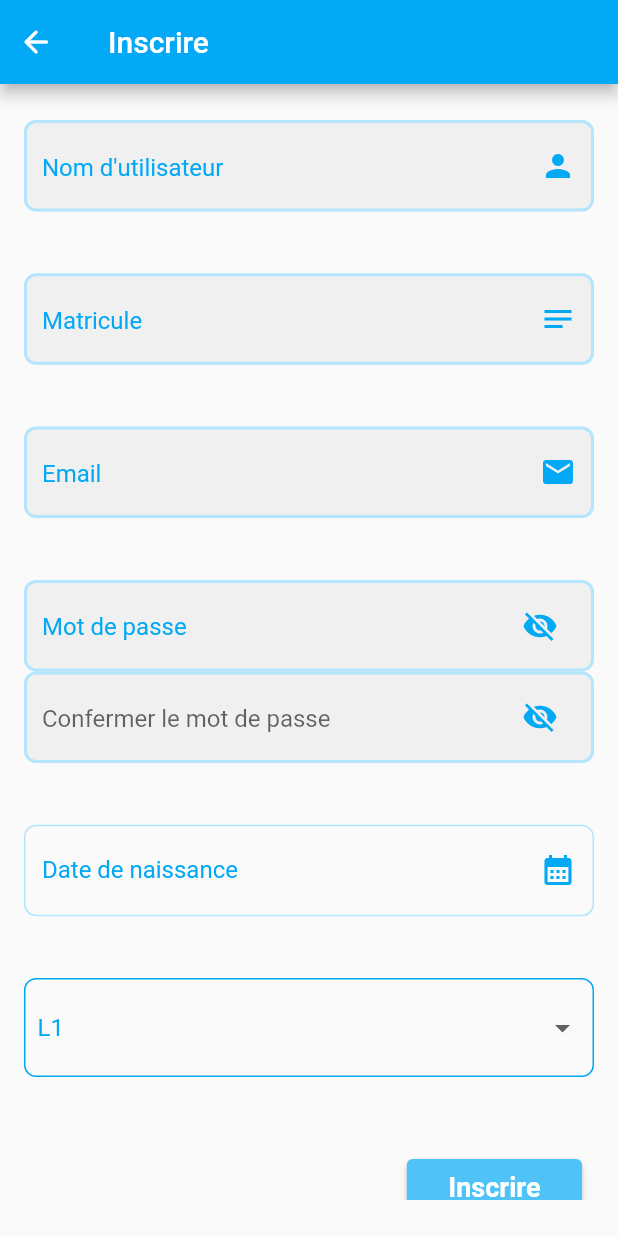
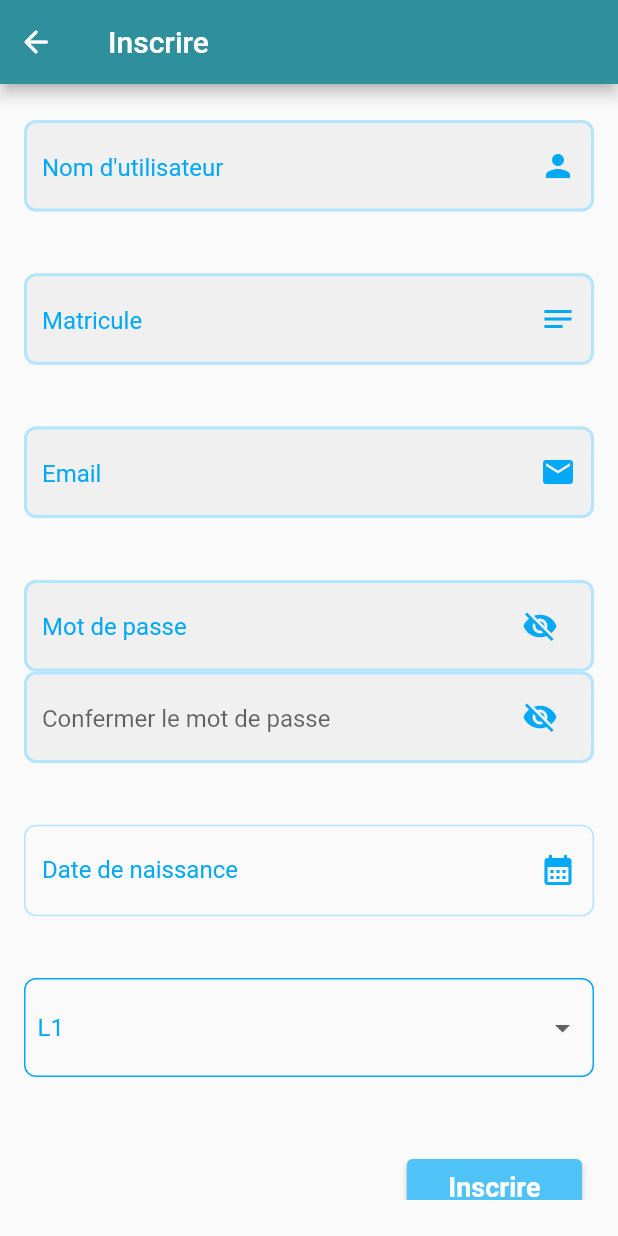
Before and after one commit to Ahmedfetni/ask_in_usthb, a Flutter app: the screen it shows after launch, in the side drawer, after a tap on "Inscrire", on a phone screen of 412 x 824 dp. Run offline on Flutter 3.47's test engine with Material 2 defaults, Android fonts, the phone set to English and light mode, and no system bars; drawn by our look-alikes of datetime_picker_formfield; our stand-ins replace cloud_firestore, curved_navigation_bar, email_validator, firebase_auth, firebase_core; missing offline and left inert: cool_dropdown; accounts and stored records are empty.

Commit message:
fixed : renderSliverList

```diff
--- a/lib/main.dart
+++ b/lib/main.dart
@@ -58,8 +58,10 @@ class _MyAppState extends State<MyApp> {
           debugShowCheckedModeBanner: false,
           title: 'Ask In USTHB',
           theme: ThemeData(
-            primarySwatch: Colors.lightBlue,
-          ),
+              primarySwatch: Colors.lightBlue,
+              appBarTheme: AppBarTheme(
+                backgroundColor: Color.fromARGB(255, 47, 143, 157),
+              )),
           home: Scaffold(
             body: listDesEcrant[
                 indexDesEcrant], //Center(child: CarteEspaceGenieMec()),
--- a/lib/pages/secondaires/navigation.dart
+++ b/lib/pages/secondaires/navigation.dart
@@ -89,7 +89,7 @@ class _NavigationState extends State<Navigation> {
                     Container(
                       width: MediaQuery.of(context).size.width * 0.5,
                       height: 3,
-                      color: const Color.fromARGB(255, 28, 67, 73),
+                      color: const Color.fromARGB(255, 67, 145, 155),
                       padding: EdgeInsets.symmetric(
                           horizontal: MediaQuery.of(context).size.width * 0.4),
                     ),
@@ -99,12 +99,12 @@ class _NavigationState extends State<Navigation> {
                     ListTile(
                       leading: const Icon(
                         Icons.info_rounded,
-                        color: Color.fromARGB(255, 28, 67, 73),
+                        color: Color.fromARGB(255, 67, 145, 155),
                       ),
                       title: const Text(
                         "À Props",
                         style: TextStyle(
-                            color: Color.fromARGB(255, 28, 67, 73),
+                            color: Color.fromARGB(255, 67, 145, 155),
                             fontSize: 20),
                       ),
                       onTap: () {},
@@ -115,12 +115,12 @@ class _NavigationState extends State<Navigation> {
                     ListTile(
                       leading: const Icon(
                         Icons.logout_rounded,
-                        color: Color.fromARGB(255, 28, 67, 73),
+                        color: Color.fromARGB(255, 67, 145, 155),
                       ),
                       title: const Text(
                         "Deconnexion",
                         style: TextStyle(
-                            color: Color.fromARGB(255, 28, 67, 73),
+                            color: Color.fromARGB(255, 67, 145, 155),
                             fontSize: 20),
                       ),
                       onTap: () {
@@ -133,12 +133,12 @@ class _NavigationState extends State<Navigation> {
                         onTap: () {},
                         leading: const Icon(
                           Icons.copyright_rounded,
-                          color: Color.fromARGB(255, 28, 67, 73),
+                          color: Color.fromARGB(255, 67, 145, 155),
                         ),
                         title: const Text(
                           "copyright",
                           style: TextStyle(
-                            color: Color.fromARGB(255, 28, 67, 73),
+                            color: Color.fromARGB(255, 67, 145, 155),
                             fontSize: 20,
                           ),
                         ),
--- a/lib/pages/secondaires/page_profil.dart
+++ b/lib/pages/secondaires/page_profil.dart
@@ -38,7 +38,7 @@ class Profil extends StatelessWidget {
                   margin: const EdgeInsets.symmetric(vertical: 20),
                   child: CircleAvatar(
                     minRadius: MediaQuery.of(context).size.width * 0.2,
-                    backgroundColor: Color.fromARGB(255, 59, 172, 182),
+                    backgroundColor: const Color.fromARGB(255, 59, 172, 182),
                     // ignore: prefer_const_constructors
                     child: Text(
                       style: const TextStyle(
--- a/lib/pages/secondaires/question_details.dart
+++ b/lib/pages/secondaires/question_details.dart
@@ -122,8 +122,12 @@ class _QuestionDetailState extends State<QuestionDetail> {
             key: sliverListCasLoading,
             slivers: [
               GrandeCarteQuestion(question: widget.question),
-              const Center(
-                child: CircularProgressIndicator(),
+              SliverList(
+                delegate: SliverChildListDelegate([
+                  const Center(
+                    child: CircularProgressIndicator(),
+                  ),
+                ]),
               ),
             ],
           );
```
